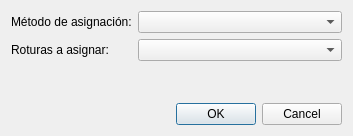
Above: core/ui/toolbars/assetmanage/assignation.ui from bgeo-gis/gw_assetmanage_plugin before the change. Below: the same form after it.
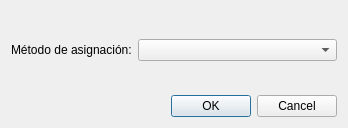
That is the form after the change.

The edit to the form file:
```diff
--- a/core/ui/toolbars/assetmanage/assignation.ui
+++ b/core/ui/toolbars/assetmanage/assignation.ui
@@ -6,24 +6,14 @@
    <rect>
     <x>0</x>
     <y>0</y>
-    <width>353</width>
-    <height>136</height>
+    <width>348</width>
+    <height>128</height>
    </rect>
   </property>
   <property name="windowTitle">
    <string>Roturas - Asignación</string>
   </property>
   <layout class="QGridLayout" name="gridLayout">
-   <item row="1" column="1">
-    <widget class="QComboBox" name="cmb_mode"/>
-   </item>
-   <item row="1" column="0">
-    <widget class="QLabel" name="lbl_mode">
-     <property name="text">
-      <string>Roturas a asignar:</string>
-     </property>
-    </widget>
-   </item>
    <item row="3" column="1">
     <widget class="QDialogButtonBox" name="buttonBox">
      <property name="orientation">
@@ -34,16 +24,6 @@
      </property>
     </widget>
    </item>
-   <item row="0" column="1">
-    <widget class="QComboBox" name="cmb_method"/>
-   </item>
-   <item row="0" column="0">
-    <widget class="QLabel" name="lbl_method">
-     <property name="text">
-      <string>Método de asignación:</string>
-     </property>
-    </widget>
-   </item>
    <item row="2" column="1">
     <spacer name="verticalSpacer">
      <property name="orientation">
@@ -57,6 +37,29 @@
      </property>
     </spacer>
    </item>
+   <item row="1" column="0">
+    <widget class="QLabel" name="lbl_method">
+     <property name="text">
+      <string>Método de asignación:</string>
+     </property>
+    </widget>
+   </item>
+   <item row="1" column="1">
+    <widget class="QComboBox" name="cmb_method"/>
+   </item>
+   <item row="0" column="1">
+    <spacer name="verticalSpacer_2">
+     <property name="orientation">
+      <enum>Qt::Vertical</enum>
+     </property>
+     <property name="sizeHint" stdset="0">
+      <size>
+       <width>20</width>
+       <height>40</height>
+      </size>
+     </property>
+    </spacer>
+   </item>
   </layout>
  </widget>
  <resources/>
```
